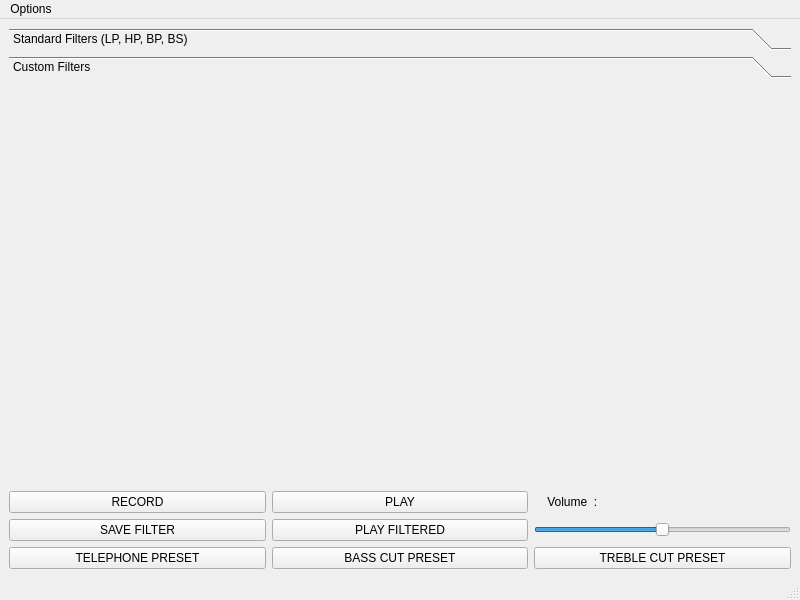
Old version of the form mainwindow.ui in the repository Rishab-S-K/voice_filter.
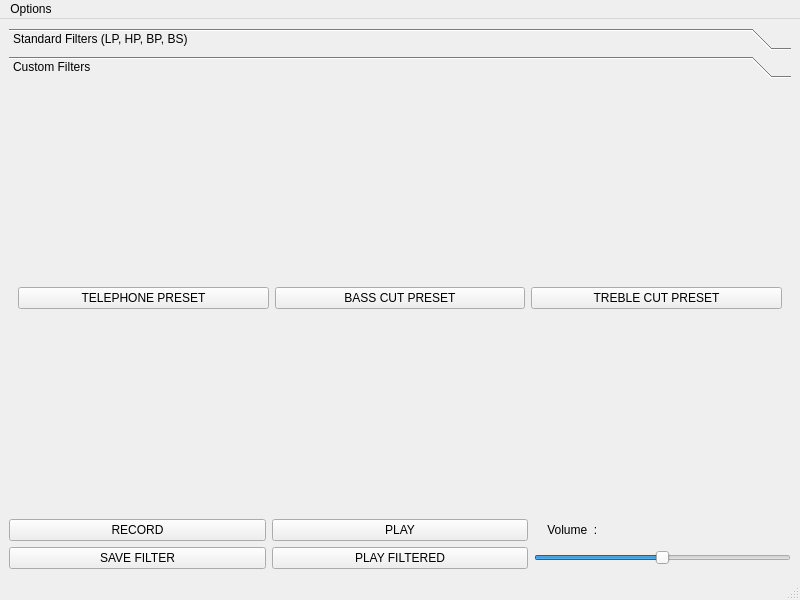
New version of the form. The open tabs and pages were chosen to show the change.

Commit message: Moved custom filters under its own tab

Patch:
```diff
--- a/mainwindow.ui
+++ b/mainwindow.ui
@@ -26,7 +26,7 @@
          <x>0</x>
          <y>0</y>
          <width>782</width>
-         <height>387</height>
+         <height>417</height>
         </rect>
        </property>
        <attribute name="label">
@@ -326,31 +326,44 @@
          <x>0</x>
          <y>0</y>
          <width>782</width>
-         <height>387</height>
+         <height>417</height>
         </rect>
        </property>
        <attribute name="label">
         <string>Custom Filters</string>
        </attribute>
+       <layout class="QVBoxLayout" name="verticalLayout_4">
+        <item>
+         <layout class="QGridLayout" name="gridLayout_2">
+          <item row="0" column="2">
+           <widget class="QPushButton" name="trebleCutPresetButton">
+            <property name="text">
+             <string>TREBLE CUT PRESET</string>
+            </property>
+           </widget>
+          </item>
+          <item row="0" column="1">
+           <widget class="QPushButton" name="bassCutPresetButton">
+            <property name="text">
+             <string>BASS CUT PRESET</string>
+            </property>
+           </widget>
+          </item>
+          <item row="0" column="0">
+           <widget class="QPushButton" name="telephonePresetButton">
+            <property name="text">
+             <string>TELEPHONE PRESET</string>
+            </property>
+           </widget>
+          </item>
+         </layout>
+        </item>
+       </layout>
       </widget>
      </widget>
     </item>
     <item>
      <layout class="QGridLayout" name="gridLayout">
-      <item row="0" column="2">
-       <widget class="QLabel" name="label_3">
-        <property name="text">
-         <string>    Volume  :</string>
-        </property>
-       </widget>
-      </item>
-      <item row="2" column="1">
-       <widget class="QPushButton" name="playFiltered">
-        <property name="text">
-         <string>PLAY FILTERED</string>
-        </property>
-       </widget>
-      </item>
       <item row="0" column="0">
        <widget class="QPushButton" name="record">
         <property name="text">
@@ -358,13 +371,6 @@
         </property>
        </widget>
       </item>
-      <item row="2" column="0">
-       <widget class="QPushButton" name="saveFilter">
-        <property name="text">
-         <string>SAVE FILTER</string>
-        </property>
-       </widget>
-      </item>
       <item row="2" column="2">
        <widget class="QSlider" name="volumeSlider">
         <property name="sizePolicy">
@@ -387,6 +393,13 @@
         </property>
        </widget>
       </item>
+      <item row="2" column="1">
+       <widget class="QPushButton" name="playFiltered">
+        <property name="text">
+         <string>PLAY FILTERED</string>
+        </property>
+       </widget>
+      </item>
       <item row="0" column="1">
        <widget class="QPushButton" name="play">
         <property name="text">
@@ -394,24 +407,17 @@
         </property>
        </widget>
       </item>
-      <item row="3" column="0">
-       <widget class="QPushButton" name="telephonePresetButton">
+      <item row="0" column="2">
+       <widget class="QLabel" name="label_3">
         <property name="text">
-         <string>TELEPHONE PRESET</string>
+         <string>    Volume  :</string>
         </property>
        </widget>
       </item>
-      <item row="3" column="1">
-       <widget class="QPushButton" name="bassCutPresetButton">
+      <item row="2" column="0">
+       <widget class="QPushButton" name="saveFilter">
         <property name="text">
-         <string>BASS CUT PRESET</string>
-        </property>
-       </widget>
-      </item>
-      <item row="3" column="2">
-       <widget class="QPushButton" name="trebleCutPresetButton">
-        <property name="text">
-         <string>TREBLE CUT PRESET</string>
+         <string>SAVE FILTER</string>
         </property>
        </widget>
       </item>
@@ -426,7 +432,7 @@
      <x>0</x>
      <y>0</y>
      <width>800</width>
-     <height>22</height>
+     <height>21</height>
     </rect>
    </property>
    <widget class="QMenu" name="menuOptions">
```
The commit also changes 1 other file.
